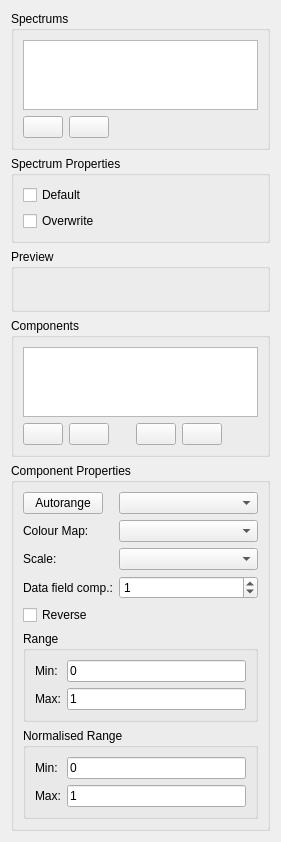
First picture: the form in res/designer/spectrumeditorwidget.ui, repository tsalemink/neon, before the edit.
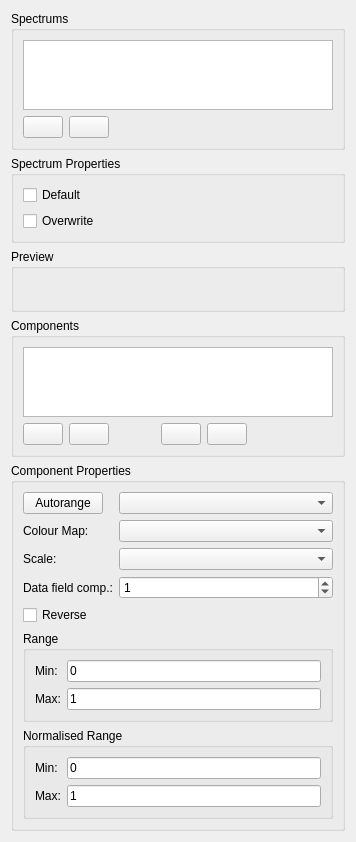
Second picture: the form after the edit. Icons and pictures are not drawn. Custom widgets are drawn as their Qt base class.

The edit to the form file:
```diff
--- a/res/designer/spectrumeditorwidget.ui
+++ b/res/designer/spectrumeditorwidget.ui
@@ -6,8 +6,8 @@
    <rect>
     <x>0</x>
     <y>0</y>
-    <width>281</width>
-    <height>744</height>
+    <width>356</width>
+    <height>799</height>
    </rect>
   </property>
   <property name="windowTitle">
```
Left out of the diff: 15 changed lines with no effect on the pictures.
